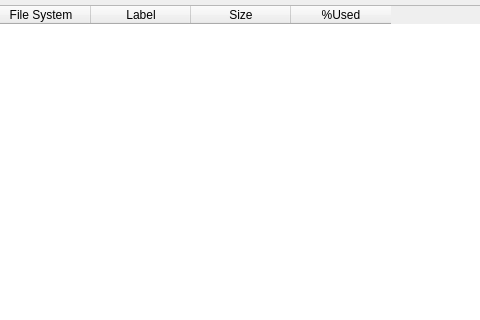
The window that src/cryfs-gui.ui (mhogomchungu/cryfs-gui) describes before a commit, drawn with Qt 5; both pictures show x 215 to 695 and y 0 to 320 of the 910 by 477 pixel window.
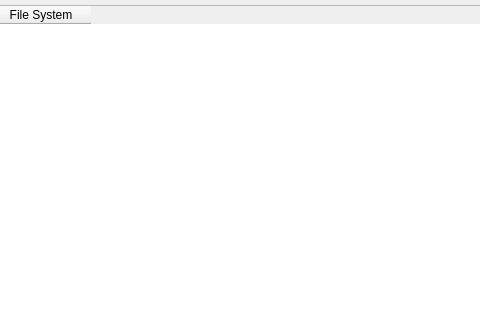
The same window after the commit. Icons and pictures are not drawn.

```diff
--- a/src/cryfs-gui.ui
+++ b/src/cryfs-gui.ui
@@ -74,30 +74,6 @@
           <set>AlignCenter</set>
          </property>
         </column>
-        <column>
-         <property name="text">
-          <string>Label</string>
-         </property>
-         <property name="textAlignment">
-          <set>AlignCenter</set>
-         </property>
-        </column>
-        <column>
-         <property name="text">
-          <string>Size</string>
-         </property>
-         <property name="textAlignment">
-          <set>AlignCenter</set>
-         </property>
-        </column>
-        <column>
-         <property name="text">
-          <string>%Used</string>
-         </property>
-         <property name="textAlignment">
-          <set>AlignCenter</set>
-         </property>
-        </column>
        </widget>
       </item>
       <item>
```
